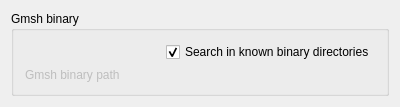
southseact-3d/fcd, file src/Mod/Fem/Gui/DlgSettingsFemGmsh.ui: the form before one commit.
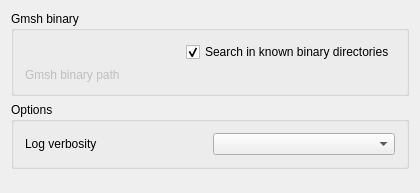
The form after the commit. Custom widgets are drawn as their Qt base class.

Commit message: Fem: Add preference entry to set Gmsh log verbosity - fixes #17673

Patch:
```diff
--- a/src/Mod/Fem/Gui/DlgSettingsFemGmsh.ui
+++ b/src/Mod/Fem/Gui/DlgSettingsFemGmsh.ui
@@ -6,8 +6,8 @@
    <rect>
     <x>0</x>
     <y>0</y>
-    <width>400</width>
-    <height>105</height>
+    <width>420</width>
+    <height>193</height>
    </rect>
   </property>
   <property name="windowTitle">
@@ -55,6 +55,12 @@
           <property name="enabled">
            <bool>false</bool>
           </property>
+          <property name="sizePolicy">
+           <sizepolicy hsizetype="Preferred" vsizetype="Preferred">
+            <horstretch>0</horstretch>
+            <verstretch>0</verstretch>
+           </sizepolicy>
+          </property>
           <property name="minimumSize">
            <size>
             <width>100</width>
@@ -111,6 +117,45 @@
      </layout>
     </widget>
    </item>
+   <item>
+    <widget class="QGroupBox" name="gb_options">
+     <property name="title">
+      <string>Options</string>
+     </property>
+     <layout class="QHBoxLayout" name="hbl_otions">
+      <item>
+       <layout class="QGridLayout" name="gl_options">
+        <item row="0" column="0">
+         <widget class="QLabel" name="lbl_log_level">
+          <property name="text">
+           <string>Log verbosity</string>
+          </property>
+         </widget>
+        </item>
+        <item row="0" column="1">
+         <widget class="Gui::PrefComboBox" name="cb_log_verbosity">
+          <property name="toolTip">
+           <string>Level of verbosity printed on the task panel</string>
+          </property>
+          <property name="sizeAdjustPolicy">
+           <enum>QComboBox::AdjustToContents</enum>
+          </property>
+          <property name="prefEntry" stdset="0">
+           <cstring>LogVerbosity</cstring>
+          </property>
+          <property name="prefPath" stdset="0">
+           <cstring>Mod/Fem/Gmsh</cstring>
+          </property>
+          <property name="prefType" stdset="0">
+           <cstring></cstring>
+          </property>
+         </widget>
+        </item>
+       </layout>
+      </item>
+     </layout>
+    </widget>
+   </item>
    <item>
     <spacer name="verticalSpacer">
      <property name="orientation">
@@ -143,6 +188,11 @@
    <extends>QCheckBox</extends>
    <header>Gui/PrefWidgets.h</header>
   </customwidget>
+  <customwidget>
+   <class>Gui::PrefComboBox</class>
+   <extends>QComboBox</extends>
+   <header>Gui/PrefWidgets.h</header>
+  </customwidget>
  </customwidgets>
  <resources>
   <include location="Resources/Fem.qrc"/>
```
The commit also changes 3 other files.
